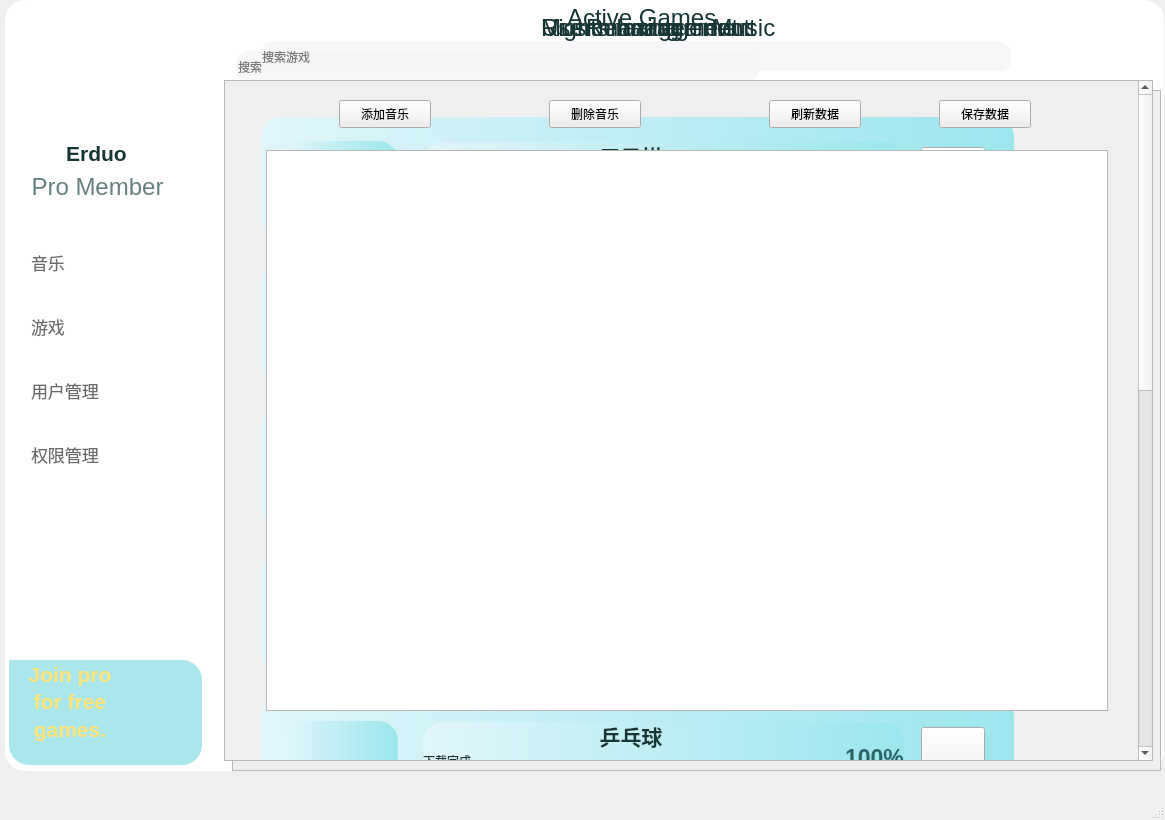
First picture: the form in UI/UI_gamescreen.ui, repository 6naykai/GamingPlatform, before the edit.
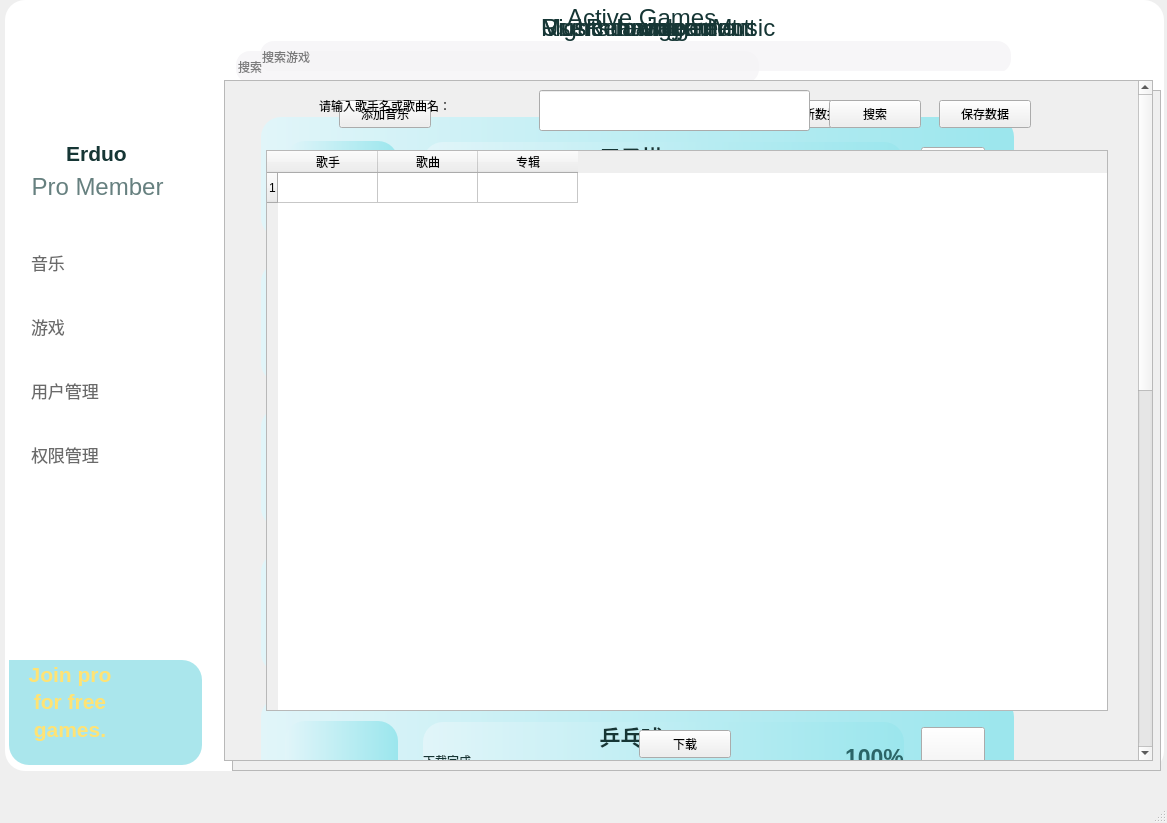
Second picture: the form after the edit. Icons and pictures are not drawn.

Commit message: 下载页面完成

```diff
--- a/UI/UI_gamescreen.ui
+++ b/UI/UI_gamescreen.ui
@@ -6,8 +6,8 @@
    <rect>
     <x>0</x>
     <y>0</y>
-    <width>1165</width>
-    <height>820</height>
+    <width>1167</width>
+    <height>823</height>
    </rect>
   </property>
   <property name="windowTitle">
@@ -3060,6 +3060,167 @@
      </property>
     </widget>
    </widget>
+   <widget class="QWidget" name="widget_musics_download" native="true">
+    <property name="geometry">
+     <rect>
+      <x>219</x>
+      <y>0</y>
+      <width>945</width>
+      <height>771</height>
+     </rect>
+    </property>
+    <property name="styleSheet">
+     <string notr="true">widget{
+border:none;
+	background-color: rgba(255, 255, 255, 0);
+}</string>
+    </property>
+    <widget class="QFrame" name="frame_music_download">
+     <property name="geometry">
+      <rect>
+       <x>1</x>
+       <y>0</y>
+       <width>940</width>
+       <height>71</height>
+      </rect>
+     </property>
+     <property name="styleSheet">
+      <string notr="true">.QFrame{
+	background-color: rgba(255, 255, 255, 0);
+	border-radius:20px;
+}</string>
+     </property>
+     <property name="frameShape">
+      <enum>QFrame::StyledPanel</enum>
+     </property>
+     <property name="frameShadow">
+      <enum>QFrame::Raised</enum>
+     </property>
+     <widget class="QLabel" name="label_music_download">
+      <property name="geometry">
+       <rect>
+        <x>321</x>
+        <y>10</y>
+        <width>280</width>
+        <height>35</height>
+       </rect>
+      </property>
+      <property name="font">
+       <font>
+        <family>Arial</family>
+        <pointsize>18</pointsize>
+        <weight>50</weight>
+        <bold>false</bold>
+       </font>
+      </property>
+      <property name="styleSheet">
+       <string notr="true">color: rgb(22, 54, 53)</string>
+      </property>
+      <property name="text">
+       <string>Music download</string>
+      </property>
+     </widget>
+     <widget class="QPushButton" name="pushButton_6">
+      <property name="geometry">
+       <rect>
+        <x>885</x>
+        <y>10</y>
+        <width>42</width>
+        <height>31</height>
+       </rect>
+      </property>
+      <property name="styleSheet">
+       <string notr="true">border-radius:20px;</string>
+      </property>
+      <property name="text">
+       <string/>
+      </property>
+      <property name="icon">
+       <iconset>
+        <normaloff>:/icons/image/close.png</normaloff>:/icons/image/close.png</iconset>
+      </property>
+     </widget>
+    </widget>
+    <widget class="QPushButton" name="pushButton_music_download">
+     <property name="geometry">
+      <rect>
+       <x>420</x>
+       <y>730</y>
+       <width>92</width>
+       <height>28</height>
+      </rect>
+     </property>
+     <property name="text">
+      <string>下载</string>
+     </property>
+    </widget>
+    <widget class="QPushButton" name="pushButton_music_search">
+     <property name="geometry">
+      <rect>
+       <x>610</x>
+       <y>100</y>
+       <width>92</width>
+       <height>28</height>
+      </rect>
+     </property>
+     <property name="text">
+      <string>搜索</string>
+     </property>
+    </widget>
+    <widget class="QLineEdit" name="lineEdit_music_search">
+     <property name="geometry">
+      <rect>
+       <x>320</x>
+       <y>90</y>
+       <width>271</width>
+       <height>41</height>
+      </rect>
+     </property>
+    </widget>
+    <widget class="QLabel" name="label">
+     <property name="geometry">
+      <rect>
+       <x>100</x>
+       <y>80</y>
+       <width>201</width>
+       <height>51</height>
+      </rect>
+     </property>
+     <property name="text">
+      <string>请输入歌手名或歌曲名：</string>
+     </property>
+    </widget>
+    <widget class="QTableWidget" name="tableWidget_music_download">
+     <property name="geometry">
+      <rect>
+       <x>47</x>
+       <y>150</y>
+       <width>842</width>
+       <height>561</height>
+      </rect>
+     </property>
+     <row>
+      <property name="text">
+       <string>1</string>
+      </property>
+     </row>
+     <column>
+      <property name="text">
+       <string>歌手</string>
+      </property>
+     </column>
+     <column>
+      <property name="text">
+       <string>歌曲</string>
+      </property>
+     </column>
+     <column>
+      <property name="text">
+       <string>专辑</string>
+      </property>
+     </column>
+    </widget>
+   </widget>
    <zorder>label_6</zorder>
    <zorder>frame_2</zorder>
    <zorder>widget_users</zorder>
@@ -3067,6 +3228,7 @@
    <zorder>widget_quanxians</zorder>
    <zorder>widget_games</zorder>
    <zorder>widget_musics_management</zorder>
+   <zorder>widget_musics_download</zorder>
    <zorder>pushButton</zorder>
   </widget>
   <widget class="QMenuBar" name="menubar">
@@ -3074,7 +3236,7 @@
     <rect>
      <x>0</x>
      <y>0</y>
-     <width>1165</width>
+     <width>1167</width>
      <height>26</height>
     </rect>
    </property>
```
The commit also changes 6 other files.
